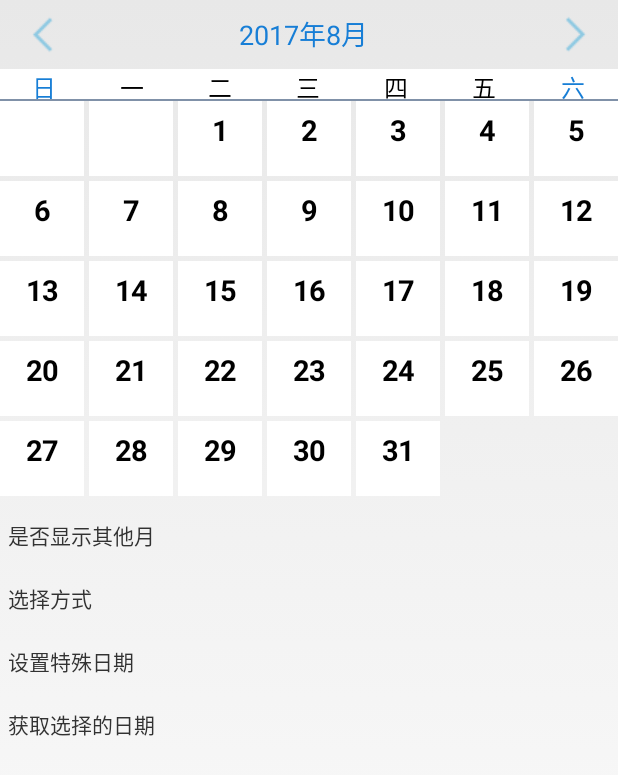
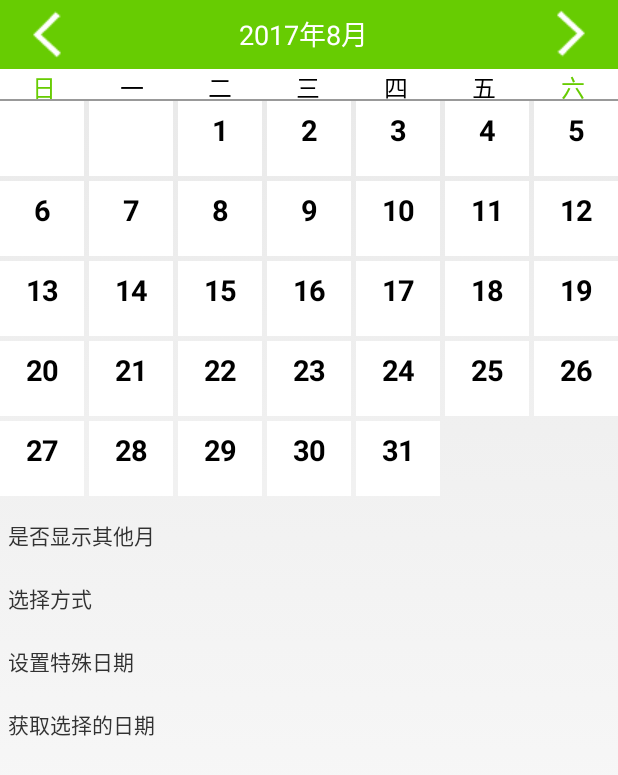
Before and after one commit to jackdeng1202/SuperCalendar, an Android app: the screen it shows after launch (CalendarActivity), after a tap on an icon or button, on a phone screen of 412 x 824 dp. Shown: the top 775 px of the screen. Run offline under Robolectric (Android 15) with nearby library versions, the phone set to English and light mode, and no system bars.

Commit message:
1.改主题颜色

```diff
--- a/app/src/main/res/drawable/shape_calendar_day_bg_selected.xml
+++ b/app/src/main/res/drawable/shape_calendar_day_bg_selected.xml
@@ -1,5 +1,5 @@
 <?xml version="1.0" encoding="utf-8"?>
 <shape xmlns:android="http://schemas.android.com/apk/res/android">
 
-    <solid android:color="@color/blue_text"/>
+    <solid android:color="@color/color_wtm_main_green"/>
 </shape>
--- a/app/src/main/res/layout/calendar.xml
+++ b/app/src/main/res/layout/calendar.xml
@@ -4,19 +4,25 @@
     android:layout_height="match_parent"
     android:orientation="vertical" >
 
+    <LinearLayout
+        android:layout_width="match_parent"
+        android:layout_height="wrap_content"
+        android:orientation="vertical">
+
         <RelativeLayout
+            android:background="@color/color_wtm_main_green"
+            android:padding="5dp"
             android:layout_width="match_parent"
             android:layout_height="wrap_content">
 
             <ImageView
                 android:layout_marginLeft="10dp"
-            android:padding="5dp"
                 android:layout_alignParentLeft="true"
                 android:layout_centerVertical="true"
                 android:id="@+id/prevMonth"
                 android:layout_width="wrap_content"
                 android:layout_height="wrap_content"
-            android:src="@drawable/prev_month" />
+                android:src="@drawable/icon_left" />
 
             <TextView
                 android:visibility="gone"
@@ -25,6 +31,7 @@
                 android:layout_toRightOf="@id/prevMonth"
                 android:padding="5dp"
                 android:text="清除"
+                android:textColor="@color/white"
                 android:layout_width="wrap_content"
                 android:layout_height="wrap_content"/>
 
@@ -35,19 +42,18 @@
                 android:layout_centerInParent="true"
                 android:gravity="center"
                 android:text="2014年6月"
-            android:textColor="#177ed6"
+                android:textColor="@color/white"
                 android:textSize="18dp" />
 
             <ImageView
                 android:layout_marginRight="10dp"
-            android:padding="5dp"
                 android:layout_alignParentRight="true"
                 android:layout_centerVertical="true"
                 android:id="@+id/nextMonth"
                 android:layout_width="wrap_content"
                 android:layout_height="wrap_content"
                 android:layout_gravity="center"
-            android:src="@drawable/next_month" />
+                android:src="@drawable/icon_right" />
 
             <TextView
                 android:visibility="gone"
@@ -56,6 +62,7 @@
                 android:layout_toLeftOf="@id/nextMonth"
                 android:padding="5dp"
                 android:text="确认"
+                android:textColor="@color/white"
                 android:layout_width="wrap_content"
                 android:layout_height="wrap_content"/>
         </RelativeLayout>
@@ -68,7 +75,7 @@
             <TextView
                 style="@style/weekName"
                 android:text="日"
-            android:textColor="#177ed6" />
+                android:textColor="@color/color_wtm_main_green" />
 
             <TextView
                 style="@style/weekName"
@@ -93,13 +100,13 @@
             <TextView
                 style="@style/weekName"
                 android:text="六"
-            android:textColor="#177ed6" />
+                android:textColor="@color/color_wtm_main_green" />
         </LinearLayout>
 
         <View
             android:layout_width="match_parent"
             android:layout_height="1dp"
-        android:background="#ff8091a8" />
+            android:background="@color/color99" />
 
         <ViewFlipper
             android:id="@+id/flipper"
@@ -137,4 +144,6 @@
             android:padding="5dp"
             android:layout_width="wrap_content"
             android:layout_height="wrap_content"/>
+
     </LinearLayout>
+</LinearLayout>
```
Also changed, not shown: app/src/main/res/drawable/calendar_item_selected_bg.png (deleted), app/src/main/res/drawable/current_day_bgc.png (deleted), app/src/main/res/drawable/icon_left.png (added), app/src/main/res/drawable/icon_right.png (added), app/src/main/res/drawable/next_month.png (deleted), app/src/main/res/drawable/prev_month.png (deleted). Lines whose indentation alone changed are shown as unchanged.
